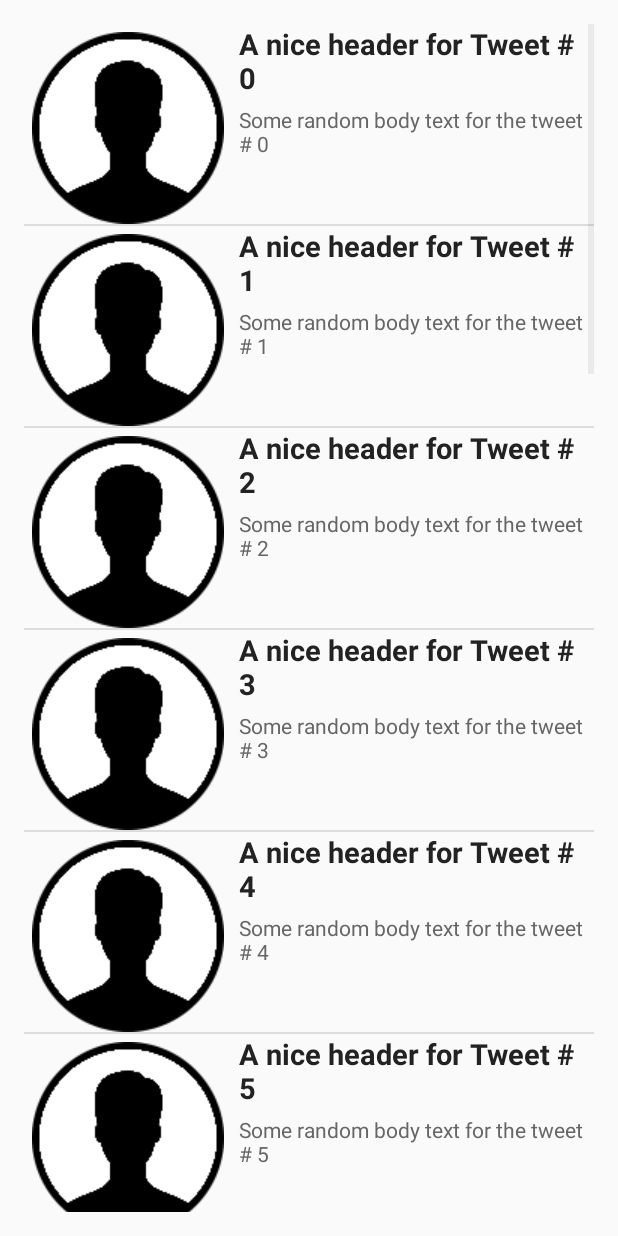
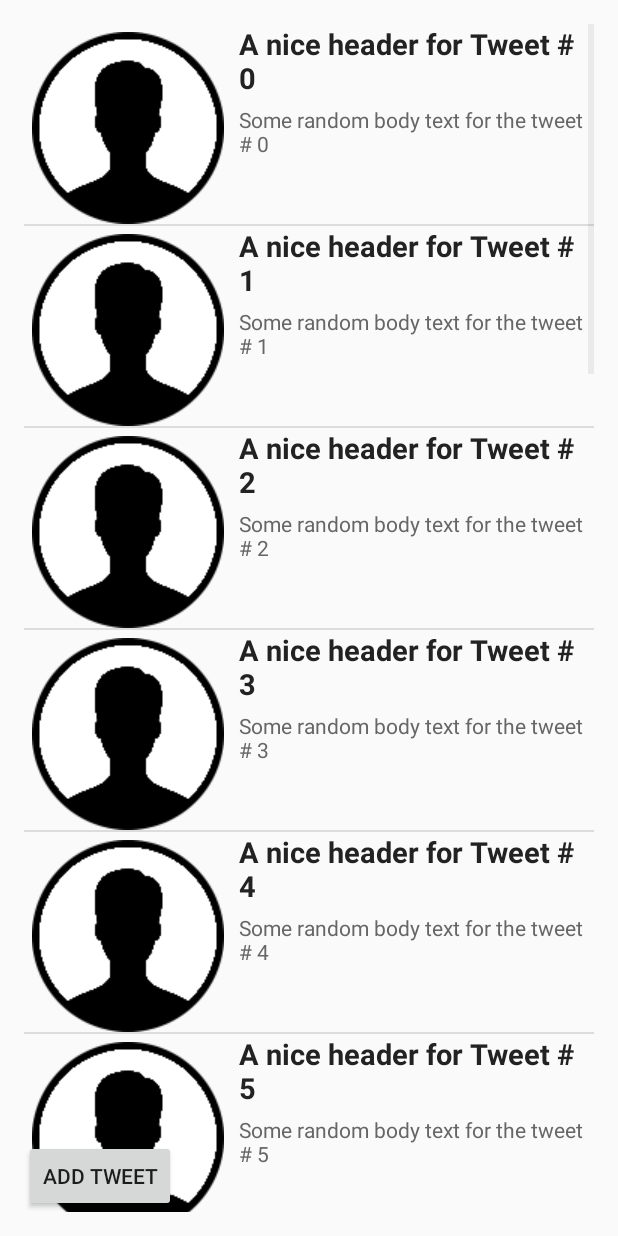
Before and after one commit to Thefastests/EasyBudget, an Android app: the TweetListActivity screen opened directly, with no data from a screen before it, on a phone screen of 412 x 824 dp. Run offline under Robolectric (Android 15) with nearby library versions, the phone set to English and light mode, and no system bars.

Commit message:
addTweet button

```diff
--- a/app/src/main/java/org/no_ip/magicperf2/easybudget/TweetListActivity.java
+++ b/app/src/main/java/org/no_ip/magicperf2/easybudget/TweetListActivity.java
@@ -6,13 +6,9 @@ import android.os.Bundle;
 import android.util.Log;
 import android.view.View;
 import android.widget.ArrayAdapter;
+import android.widget.Button;
 import android.widget.ListView;
-import android.widget.TextView;
-
 import org.no_ip.magicperf2.easybudget.models.Tweet;
-
-import java.io.FileInputStream;
-import java.io.ObjectInputStream;
 import java.util.ArrayList;
 import java.util.List;
 
@@ -21,6 +17,7 @@ public class TweetListActivity extends ListActivity {
     private List<Tweet> tweetsRead;
     private List<Tweet> tweetsWrite;
     private static final String TWEETS_CACHE_FILE = "tweet_cache.ser";
+    private Button addTweet;
 
     public void renderTweets(List<Tweet> tweets) {
         try{
@@ -38,7 +35,19 @@ public class TweetListActivity extends ListActivity {
 
         tweetsWrite = new ArrayList<Tweet>();
         tweetsRead = new ArrayList<Tweet>();
+
         new AsynchWriteTweets(this).execute(tweetsWrite);
+        final TweetListActivity tweetListActivity = this;
+
+        addTweet = (Button) findViewById(R.id.addTweetButton);
+        addTweet.setOnClickListener(new View.OnClickListener() {
+            @Override
+            public void onClick(View v) {
+                new AsyncAddTweet(tweetListActivity).execute(tweetsWrite);
+                new AsyncFetchTweets(tweetListActivity).execute(tweetsRead);
+            }
+        });
+
         new AsyncFetchTweets(this).execute(tweetsRead);
     }
     @Override
--- a/app/src/main/res/layout/activity_tweet_list.xml
+++ b/app/src/main/res/layout/activity_tweet_list.xml
@@ -6,7 +6,7 @@
     android:paddingLeft="@dimen/activity_horizontal_margin"
     android:paddingRight="@dimen/activity_horizontal_margin"
     android:paddingTop="@dimen/activity_vertical_margin"
-    tools:context="org.codelearn.twitter.TweetListActivity$PlaceholderFragment" >
+    tools:context="org.codelearn.twitter.TweetListActivity$PlaceholderFragment">
 
     <ListView
         android:id="@android:id/list"
@@ -14,4 +14,12 @@
         android:layout_height="match_parent" >
     </ListView>
 
+    <Button
+        android:layout_width="wrap_content"
+        android:layout_height="wrap_content"
+        android:text="Add Tweet"
+        android:id="@+id/addTweetButton"
+        android:layout_alignParentBottom="true"
+        android:layout_alignParentLeft="true" />
+
 </RelativeLayout>
```
Also changed, not shown: app/src/main/java/org/no_ip/magicperf2/easybudget/AsyncAddTweet.java (added, +44 -0 lines).
